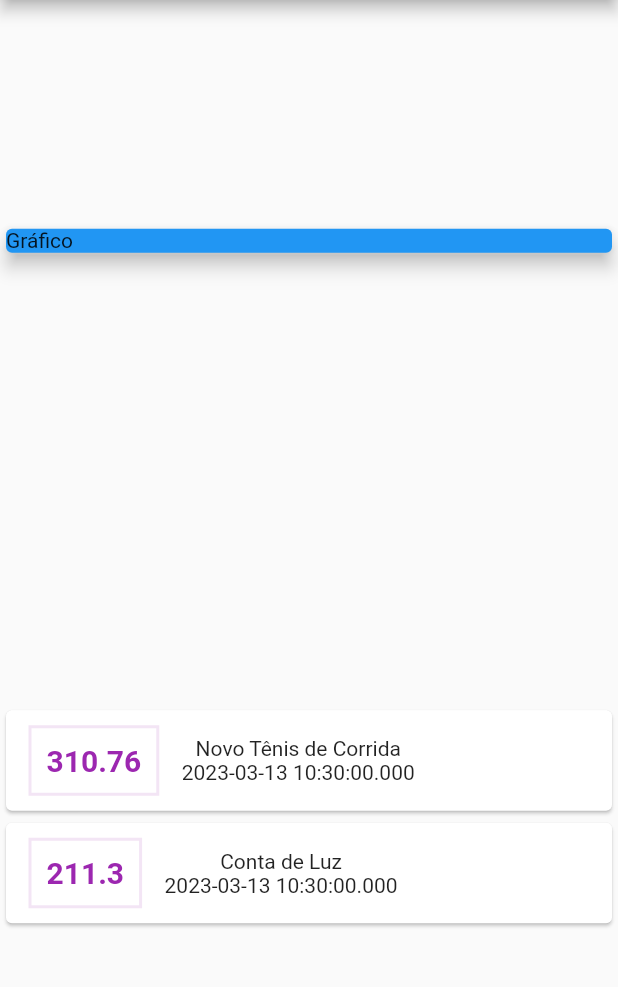
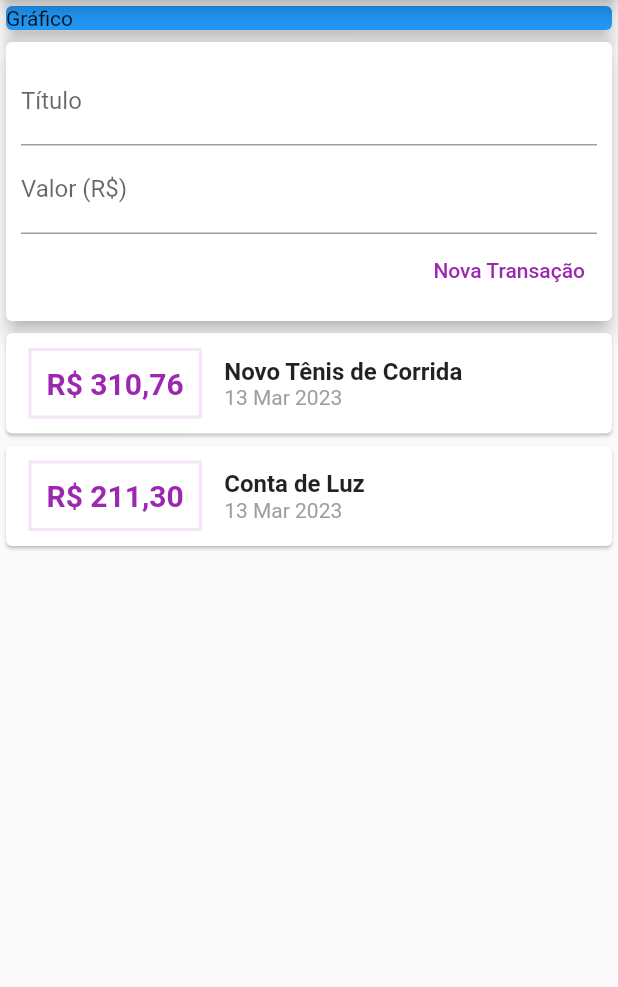
Before and after one commit to MarcosRossoni/AppDespesasPessoais, a Flutter app: the screen it shows after launch, on a phone screen of 412 x 824 dp, the part 84-1071 px from its top. Run offline on Flutter 3.47's test engine with Material 2 defaults, Android fonts, the phone set to English and light mode, and no system bars.

Commit message:
moldularizacao e melhoramento de desenpenho

```diff
--- /dev/null
+++ b/lib/components/transaction_list.dart
@@ -0,0 +1,72 @@
+
+import 'package:flutter/material.dart';
+import '../models/transaction.dart';
+import 'package:intl/intl.dart';
+
+class TransactionList extends StatelessWidget {
+
+  final List<Transaction> transactions;
+
+  TransactionList(
+      this.transactions
+      );
+
+  @override
+  Widget build(BuildContext context){
+    return Container(
+      height: 600,
+      child: ListView.builder(
+        itemCount: transactions.length,
+        itemBuilder: (ctx, index) {
+          final tr = transactions[index];
+          return Card(
+            child: Row(
+              children: <Widget>[
+                Container(
+                  margin: const EdgeInsets.symmetric(
+                      horizontal: 15,
+                      vertical: 10
+                  ),
+                  decoration: BoxDecoration(
+                      border: Border.all(
+                          color: Colors.purple.shade50,
+                          width: 2
+                      )
+                  ),
+                  padding: const EdgeInsets.all(10),
+                  child: Text(
+                    'R\$ ${tr.value.toStringAsFixed(2)
+                        .replaceAll('.', ',')}',
+                    style: const TextStyle(
+                        fontWeight: FontWeight.bold,
+                        fontSize: 20,
+                        color: Colors.purple
+                    ),
+                  ),
+                ),
+                Column(
+                  crossAxisAlignment: CrossAxisAlignment.start,
+                  children: <Widget>[
+                    Text(
+                      tr.title,
+                      style: const TextStyle(
+                          fontSize: 16,
+                          fontWeight: FontWeight.bold
+                      ),
+                    ),
+                    Text(
+                      DateFormat('d MMM y').format(tr.date),
+                      style: const TextStyle(
+                          color: Colors.grey
+                      ),
+                    )
+                  ],
+                )
+              ],
+            ),
+          );
+        },
+      ),
+    );
+  }
+}
--- /dev/null
+++ b/lib/components/transaction_user.dart
@@ -0,0 +1,51 @@
+
+import 'dart:math';
+
+import 'package:flutter/material.dart';
+import '../models/transaction.dart';
+import 'transaction_list.dart';
+import 'transection_form.dart';
+
+class TransactionUser extends StatefulWidget {
+  @override
+  _TransactionUser createState() => _TransactionUser();
+}
+
+class _TransactionUser extends State<TransactionUser> {
+  final _transactions = [
+    Transaction(
+        id: 't1',
+        title: 'Novo Tênis de Corrida',
+        value: 310.76,
+        date: DateTime.now()
+    ),
+    Transaction(
+        id: 't2',
+        title: 'Conta de Luz',
+        value: 211.30,
+        date: DateTime.now()
+    )
+  ];
+
+  _addTransaction(String titulo, double valor) {
+    final newTransaction = Transaction(
+        id: Random.secure().toString(),
+        title: titulo,
+        value: valor,
+        date: DateTime.now()
+    );
+
+    setState(() {
+      _transactions.add(newTransaction);
+    });
+  }
+  @override
+  Widget build(BuildContext) {
+    return Column(
+      children: [
+        TransactionForm(_addTransaction),
+        TransactionList(_transactions),
+      ],
+    );
+  }
+}
--- /dev/null
+++ b/lib/components/transection_form.dart
@@ -0,0 +1,55 @@
+
+import 'package:flutter/material.dart';
+
+class TransactionForm extends StatelessWidget {
+
+  final titleController = TextEditingController();
+  final valueController = TextEditingController();
+
+  final void Function(String, double) onSubmit;
+
+  TransactionForm(this.onSubmit);
+
+  @override
+  Widget build(BuildContext context){
+    return Card(
+      elevation: 5,
+      child: Padding(
+        padding: const EdgeInsets.all(10),
+        child: Column(
+          children: <Widget>[
+            TextField(
+              controller: titleController,
+              decoration: const InputDecoration(
+                  labelText: 'Título'
+              ),
+            ),
+            TextField(
+              controller: valueController,
+              decoration: const InputDecoration(
+                  labelText: 'Valor (R\$)'
+              ),
+            ),
+            Row(
+                mainAxisAlignment: MainAxisAlignment.end,
+                children: <Widget>[
+                  TextButton(
+                    onPressed: () {
+                      final titulo = titleController.text;
+                      final valor = double.tryParse(valueController.text) ?? 0.0;
+                      onSubmit(titulo, valor);
+                    },
+                    child: const Text('Nova Transação',
+                      style: TextStyle(
+                          color: Colors.purple
+                      ),
+                    ),
+                  ),
+                ]
+            ),
+          ],
+        ),
+      ),
+    );
+  }
+}
--- a/lib/main.dart
+++ b/lib/main.dart
@@ -1,8 +1,10 @@
-import 'package:app_despesas_pessoais/models/transaction.dart';
+import 'package:app_despesas_pessoais/components/transaction_user.dart';
 import 'package:flutter/material.dart';
 
 main() => runApp(ExpensesApp());
 class ExpensesApp extends StatelessWidget {
+  const ExpensesApp({super.key});
+
   @override
   Widget build(BuildContext context) {
     return MaterialApp(
@@ -12,76 +14,27 @@
 }
 
 class MyHomePage extends StatelessWidget {
-  final _transactions = [
-    Transaction(
-        id: 't1',
-        title: 'Novo Tênis de Corrida',
-        value: 310.76,
-        date: DateTime.now()
-    ),
-    Transaction(
-        id: 't2',
-        title: 'Conta de Luz',
-        value: 211.30,
-        date: DateTime.now()
-    )
-  ];
   @override
   Widget build(BuildContext context) {
     return Scaffold(
       appBar: AppBar(
-        title: Text('Despesas Pessoais'),
+        title: const Text('Despesas Pessoais'),
       ),
-      body: Column(
-        mainAxisAlignment: MainAxisAlignment.spaceAround,
+      body: SingleChildScrollView(
+        child: Column(
           crossAxisAlignment: CrossAxisAlignment.stretch,
           children: <Widget>[
-          Container(
+            const SizedBox(
               width: double.infinity,
               child: Card(
                 color: Colors.blue,
+                elevation: 5,
                 child: Text('Gráfico'),
-              elevation: 5,
               ),
             ),
-          Column(
-            children: _transactions.map((tr) {
-              return Card(
-                child: Row(
-                  children: <Widget>[
-                    Container(
-                      child: Text(
-                        tr.value.toString(),
-                        style: TextStyle(
-                          fontWeight: FontWeight.bold,
-                          fontSize: 20,
-                          color: Colors.purple
-                        ),
-                      ),
-                      margin: EdgeInsets.symmetric(
-                        horizontal: 15,
-                        vertical: 10
-                      ),
-                      decoration: BoxDecoration(
-                        border: Border.all(
-                          color: Colors.purple.shade50,
-                          width: 2
-                        )
-                      ),
-                      padding: EdgeInsets.all(10),
-                    ),
-                    Column(
-                      children: <Widget>[
-                        Text(tr.title),
-                        Text(tr.date.toString())
-                      ],
-                    )
+            TransactionUser()
           ],
         ),
-              );
-            }).toList(),
-          )
-        ],
       ),
     );
   }
--- a/pubspec.yaml
+++ b/pubspec.yaml
@@ -30,6 +30,7 @@
 dependencies:
   flutter:
     sdk: flutter
+  intl: ^0.18.0
 
 
   # The following adds the Cupertino Icons font to your application.
```
Also changed, not shown: pubspec.lock. Lines whose indentation alone changed are shown as unchanged.
